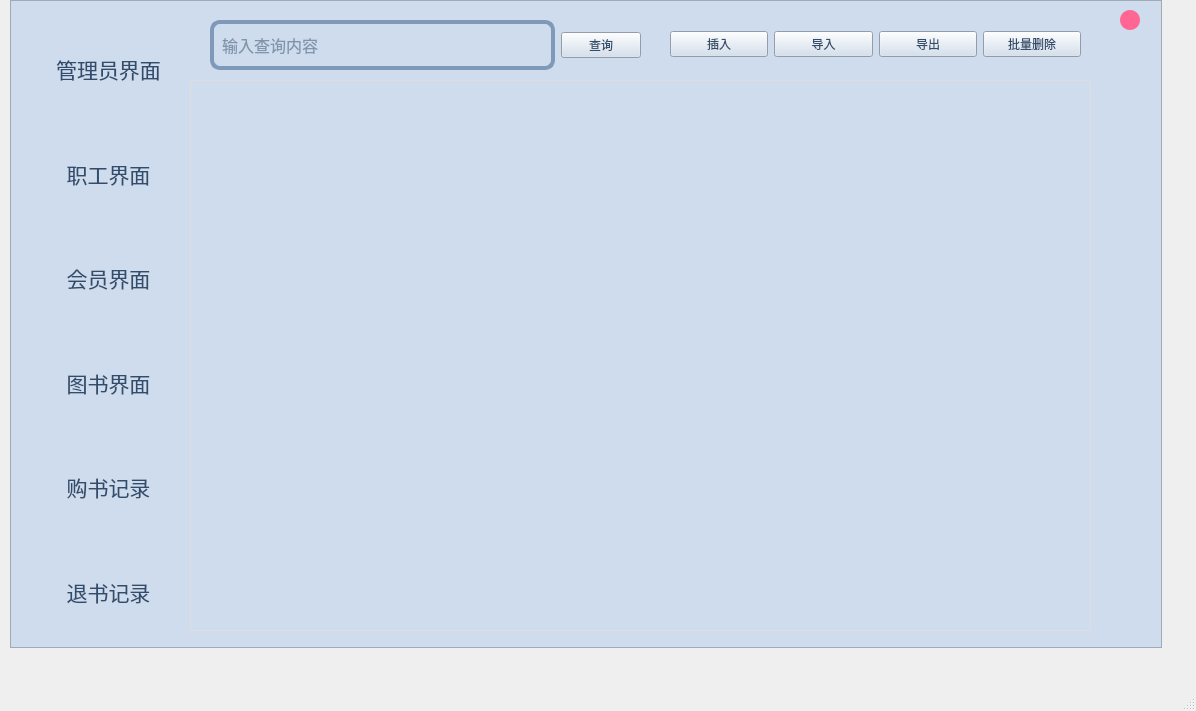
First picture: the form in mainwindow.ui, repository XiAoY0/BookStoreMangement, before the edit.
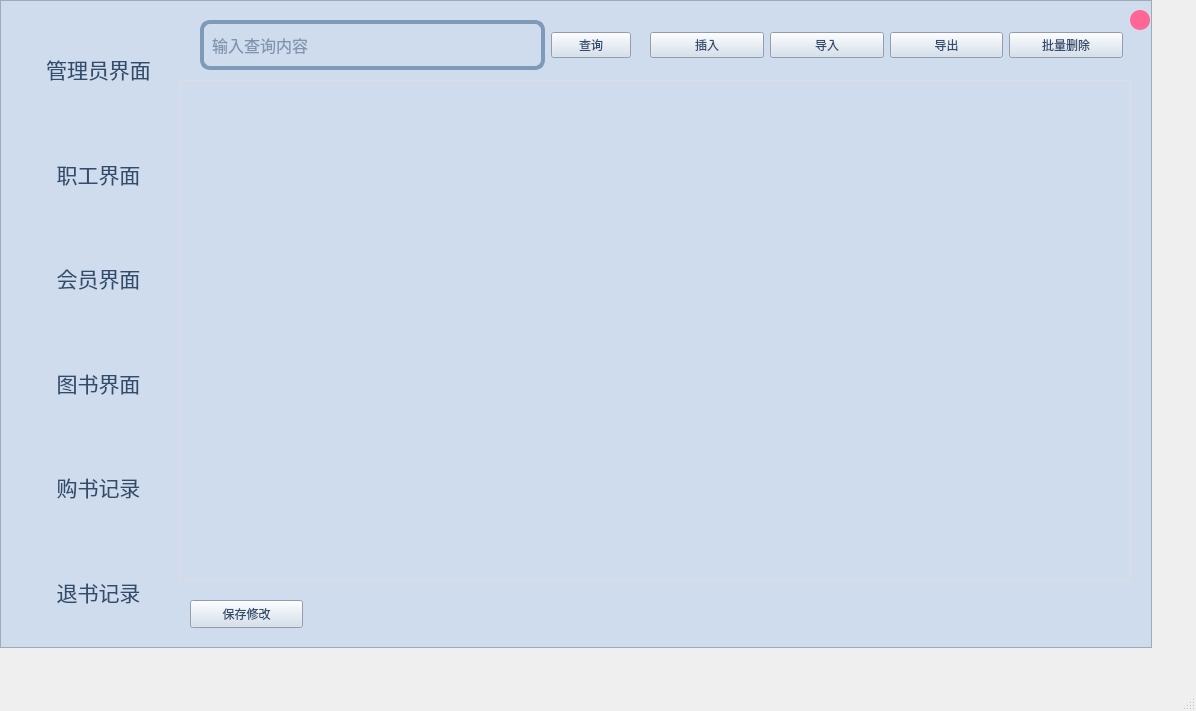
Second picture: the form after the edit. Icons and pictures are not drawn.

Patch:
```diff
--- a/mainwindow.ui
+++ b/mainwindow.ui
@@ -17,7 +17,7 @@
    <widget class="QFrame" name="frame">
     <property name="geometry">
      <rect>
-      <x>10</x>
+      <x>0</x>
       <y>0</y>
       <width>1152</width>
       <height>648</height>
@@ -218,7 +218,7 @@
      </property>
      <property name="geometry">
       <rect>
-       <x>1110</x>
+       <x>1130</x>
        <y>10</y>
        <width>20</width>
        <height>20</height>
@@ -355,8 +355,8 @@
       <rect>
        <x>180</x>
        <y>80</y>
-       <width>901</width>
-       <height>551</height>
+       <width>951</width>
+       <height>501</height>
       </rect>
      </property>
      <property name="styleSheet">
@@ -366,9 +366,9 @@
     <widget class="QWidget" name="horizontalLayoutWidget">
      <property name="geometry">
       <rect>
-       <x>660</x>
-       <y>19</y>
-       <width>411</width>
+       <x>650</x>
+       <y>20</y>
+       <width>473</width>
        <height>51</height>
       </rect>
      </property>
@@ -429,6 +429,19 @@
       </item>
      </layout>
     </widget>
+    <widget class="QPushButton" name="pushButton_6">
+     <property name="geometry">
+      <rect>
+       <x>190</x>
+       <y>600</y>
+       <width>113</width>
+       <height>28</height>
+      </rect>
+     </property>
+     <property name="text">
+      <string>保存修改</string>
+     </property>
+    </widget>
    </widget>
   </widget>
   <widget class="QMenuBar" name="menubar">
```
